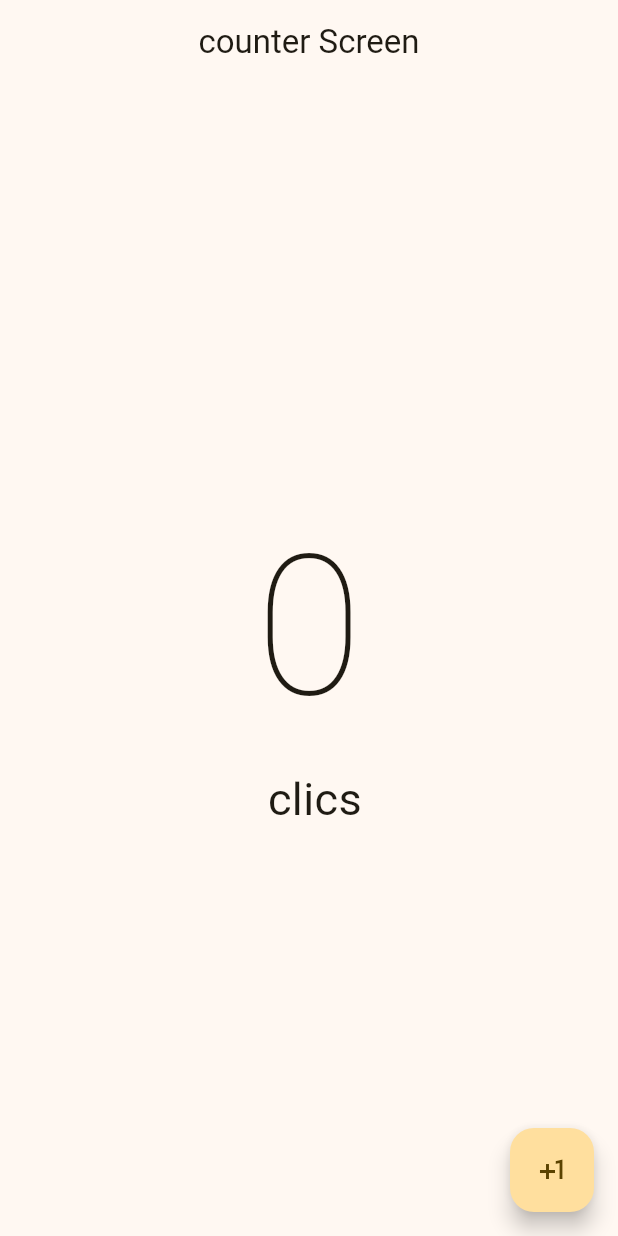
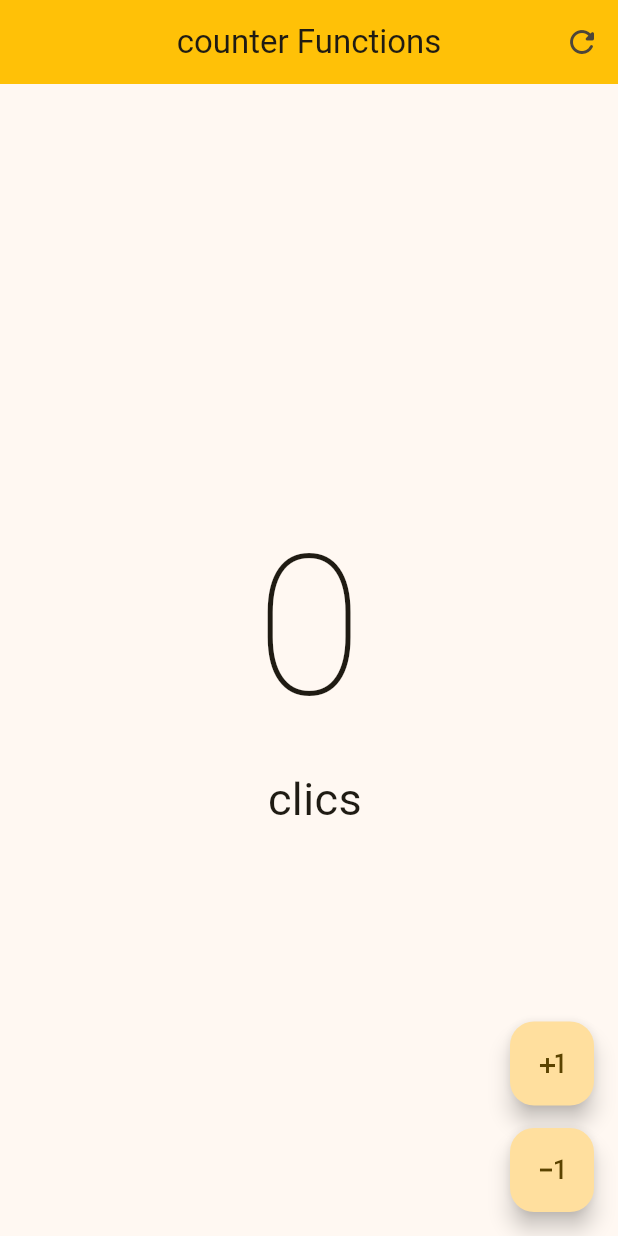
Before and after one commit to jovannyCG/app_contador, a Flutter app: the screen it shows after launch, on a phone screen of 412 x 824 dp. Run offline on Flutter 3.47's test engine with Material 2 defaults, Android fonts, the phone set to English and light mode, and no system bars.

Commit message:
acciones del app bar terminadas

```diff
--- a/lib/main.dart
+++ b/lib/main.dart
@@ -1,4 +1,5 @@
-import 'package:app_contador/presentation/screens/couters/conter_screen.dart';
+
+import 'package:app_contador/presentation/screens/couters/couter_functions_screen.dart';
 import 'package:flutter/material.dart';
 
 void main() => runApp(const MyApp());
@@ -15,7 +16,7 @@ class MyApp extends StatelessWidget {
         colorSchemeSeed: Colors.amber
       ),
       title: 'Material App',
-      home: const CouterScreen(),
+      home: const CouterFunctionsScreen(),
     );
   }
 }
--- /dev/null
+++ b/lib/presentation/screens/couters/couter_functions_screen.dart
@@ -0,0 +1,76 @@
+import 'package:flutter/material.dart';
+
+class CouterFunctionsScreen extends StatefulWidget {
+  const CouterFunctionsScreen({super.key});
+
+  @override
+  State<CouterFunctionsScreen> createState() => _CouterFunctionsScreenState();
+}
+
+class _CouterFunctionsScreenState extends State<CouterFunctionsScreen> {
+  int clickCouter = 0;
+  @override
+  Widget build(BuildContext context) {
+    return Scaffold(
+      appBar: AppBar(
+        backgroundColor: Colors.amber,
+        actions: [
+          IconButton(
+              onPressed: () {
+                clickCouter = 0;
+                setState(() {});
+              },
+              icon: const Icon(Icons.refresh_rounded)),
+        ],
+        centerTitle: true,
+        title: const Text('counter Functions'),
+      ),
+      floatingActionButton: Column(
+        mainAxisAlignment: MainAxisAlignment.end,
+        children: [
+          FloatingActionButton(
+            onPressed: () {
+              clickCouter++;
+              setState(() {});
+            },
+            child: const Icon(Icons.plus_one),
+          ),
+          const SizedBox(height: 15,),
+          FloatingActionButton(
+            onPressed: () {
+              clickCouter--;
+              setState(() {});
+            },
+            child: const Icon(Icons.exposure_minus_1_outlined),
+          ),
+
+        ],
+      ),
+      body: Center(
+        child: Column(
+          mainAxisAlignment: MainAxisAlignment.center,
+          children: [
+            Text(
+              '$clickCouter',
+              style:
+                  const TextStyle(fontSize: 130, fontWeight: FontWeight.w100),
+            ),
+            (clickCouter == 1)
+                ? const Text(
+                    'clic',
+                    style: TextStyle(
+                      fontSize: 30,
+                    ),
+                  )
+                : const Text(
+                    ' clics',
+                    style: TextStyle(
+                      fontSize: 30,
+                    ),
+                  )
+          ],
+        ),
+      ),
+    );
+  }
+}
```
